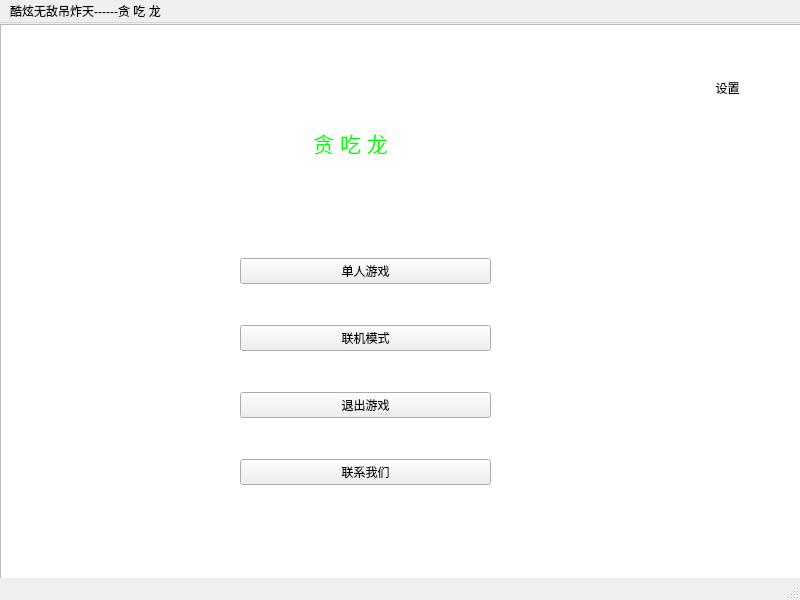
This is GreedyDragon/mainwindow.ui in yahoo17/GreedyDragon as Qt 5 draws it before an edit. The edited form follows.
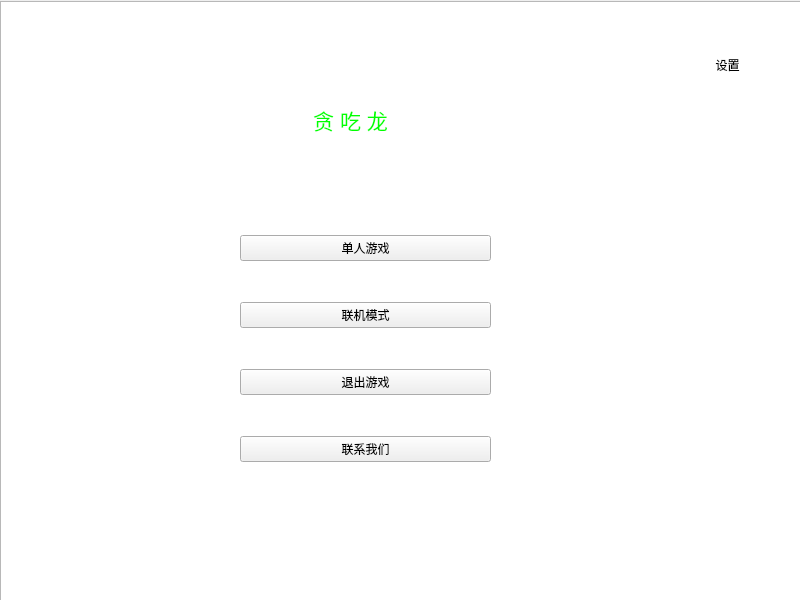
This is the edited form. Icons and pictures are not drawn.

```diff
--- a/GreedyDragon/mainwindow.ui
+++ b/GreedyDragon/mainwindow.ui
@@ -183,8 +183,8 @@
      <rect>
       <x>0</x>
       <y>1</y>
-      <width>801</width>
-      <height>581</height>
+      <width>821</width>
+      <height>661</height>
      </rect>
     </property>
     <property name="interactive">
@@ -196,23 +196,6 @@
    <zorder>verticalLayoutWidget_2</zorder>
    <zorder>label</zorder>
   </widget>
-  <widget class="QMenuBar" name="menubar">
-   <property name="geometry">
-    <rect>
-     <x>0</x>
-     <y>0</y>
-     <width>800</width>
-     <height>26</height>
-    </rect>
-   </property>
-   <widget class="QMenu" name="menu">
-    <property name="title">
-     <string>酷炫无敌吊炸天------贪 吃 龙</string>
-    </property>
-   </widget>
-   <addaction name="menu"/>
-  </widget>
-  <widget class="QStatusBar" name="statusbar"/>
  </widget>
  <resources>
   <include location="GD_resource.qrc"/>
```
